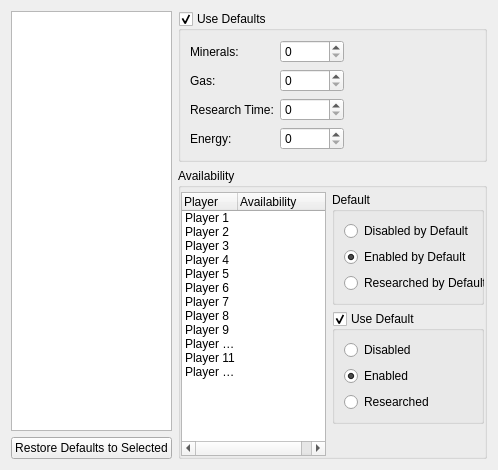
Qt form ChkForge/abilitiestab.ui (heinermann/ChkForge) before a commit.
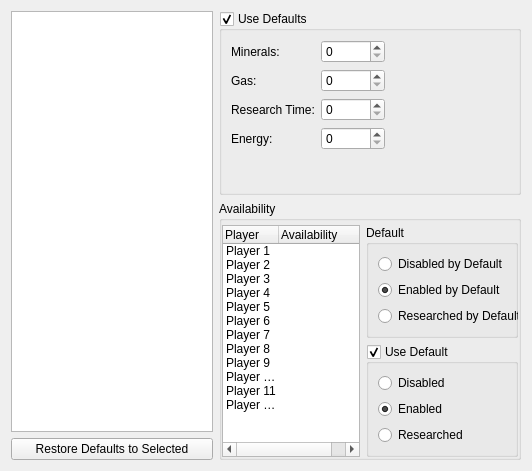
The same form after that commit. Custom widgets are drawn as their Qt base class.

```diff
--- a/ChkForge/abilitiestab.ui
+++ b/ChkForge/abilitiestab.ui
@@ -6,14 +6,14 @@
    <rect>
     <x>0</x>
     <y>0</y>
-    <width>498</width>
-    <height>470</height>
+    <width>532</width>
+    <height>471</height>
    </rect>
   </property>
   <property name="windowTitle">
    <string>Form</string>
   </property>
-  <layout class="QGridLayout" name="gridLayout">
+  <layout class="QGridLayout" name="gridLayout" rowstretch="1,1" columnstretch="2,3">
    <item row="0" column="0" rowspan="2">
     <layout class="QVBoxLayout" name="verticalLayout">
      <item>
```
